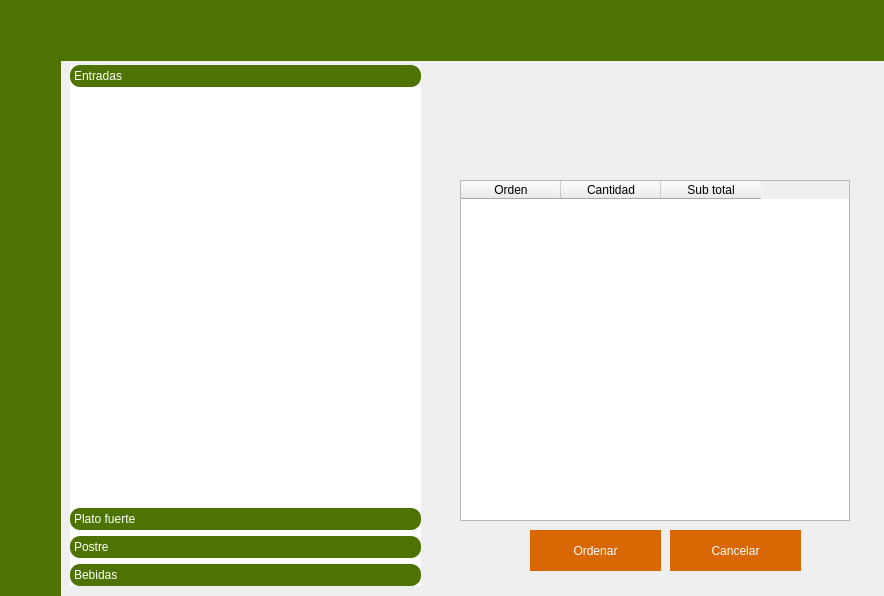
Qt form mesero.ui (FernandoHS-0/Sabware) before a commit.
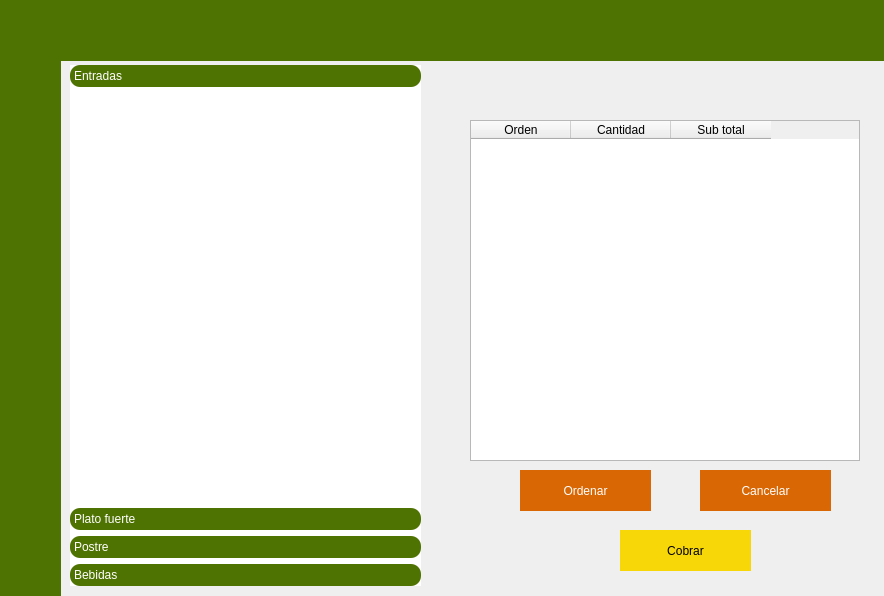
The same form after that commit. The open tabs and pages were chosen to show the change. Icons and pictures are not drawn.

Commit message: Modificacion de las sentencias para mostrar nuevas cuentas, recomiendo truncar la base de datos en la tabla orden y detalle orden para evitar conflictos en el sentido de los registros, cualquier duda marcar a servicio tecnico

Diff of the .ui file:
```diff
--- a/mesero.ui
+++ b/mesero.ui
@@ -273,8 +273,8 @@
     <widget class="QTableWidget" name="tablaOrden">
      <property name="geometry">
       <rect>
-       <x>400</x>
-       <y>120</y>
+       <x>410</x>
+       <y>60</y>
        <width>390</width>
        <height>341</height>
       </rect>
@@ -321,8 +321,8 @@
     <widget class="QPushButton" name="btnOrdenar">
      <property name="geometry">
       <rect>
-       <x>470</x>
-       <y>470</y>
+       <x>460</x>
+       <y>410</y>
        <width>131</width>
        <height>41</height>
       </rect>
@@ -346,8 +346,8 @@
     <widget class="QPushButton" name="btnCancelar">
      <property name="geometry">
       <rect>
-       <x>610</x>
-       <y>470</y>
+       <x>640</x>
+       <y>410</y>
        <width>131</width>
        <height>41</height>
       </rect>
@@ -368,6 +368,31 @@
       <string>Cancelar</string>
      </property>
     </widget>
+    <widget class="QPushButton" name="btnCobrar">
+     <property name="geometry">
+      <rect>
+       <x>560</x>
+       <y>470</y>
+       <width>131</width>
+       <height>41</height>
+      </rect>
+     </property>
+     <property name="styleSheet">
+      <string notr="true">#btnCobrar{
+	background-color: #f7d708;
+	border: none;
+	font: 16pt &quot;HelvLight&quot;;
+	color: black;
+}
+
+#btnCobrar:Hover{
+	background-color: #A9BF04;
+}</string>
+     </property>
+     <property name="text">
+      <string>Cobrar</string>
+     </property>
+    </widget>
    </widget>
    <widget class="QWidget" name="zona3"/>
   </widget>
```
Left out of the diff: 8 changed lines with no effect on the pictures. The commit also changes 2 other files.
